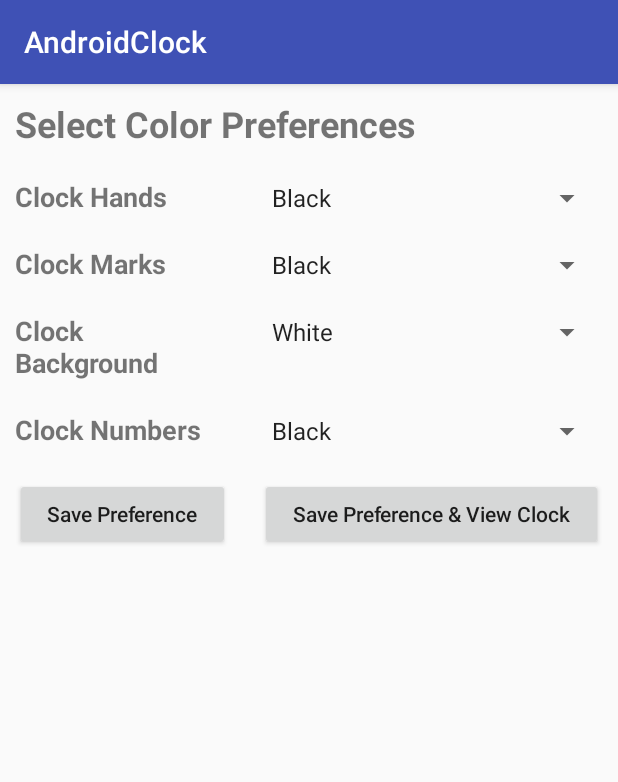
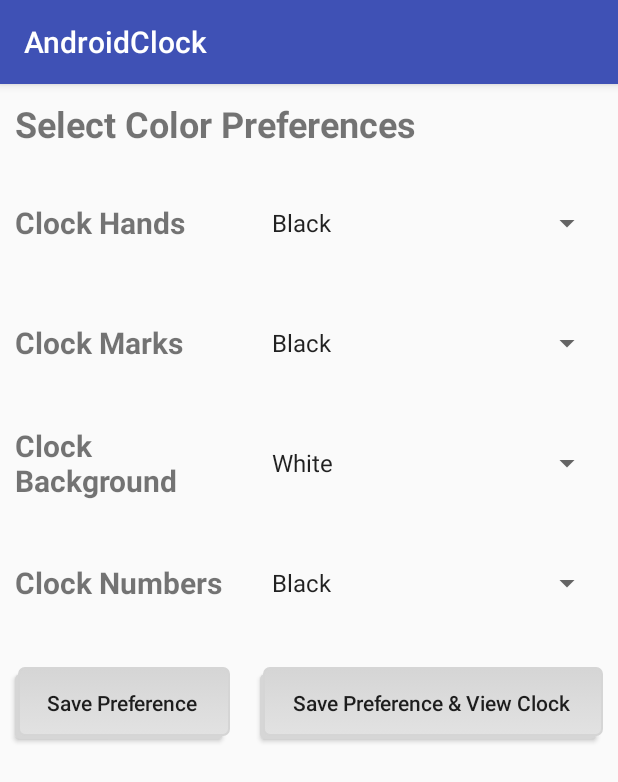
Before and after one commit to akhileshbhatia/BasicAndroid-AndroidClock, an Android app: the PreferencesActivity screen opened directly, with no data from a screen before it, on a phone screen of 412 x 824 dp. Shown: the top 782 px of the screen. Run offline under Robolectric (Android 15) with nearby library versions, the phone set to English and light mode, and no system bars.

```diff
--- a/app/build.gradle
+++ b/app/build.gradle
@@ -4,7 +4,7 @@ android {
     compileSdkVersion 27
     defaultConfig {
         applicationId "com.example.mukesh.androidclock"
-        minSdkVersion 19
+        minSdkVersion 21
         targetSdkVersion 27
         versionCode 1
         versionName "1.0"
--- a/app/src/main/AndroidManifest.xml
+++ b/app/src/main/AndroidManifest.xml
@@ -9,14 +9,14 @@
         android:roundIcon="@mipmap/ic_launcher_round"
         android:supportsRtl="true"
         android:theme="@style/AppTheme">
-        <activity android:name=".MainActivity">
+        <activity android:name=".ClockActivity">
             <intent-filter>
                 <action android:name="android.intent.action.MAIN" />
 
                 <category android:name="android.intent.category.LAUNCHER" />
             </intent-filter>
         </activity>
-        <activity android:name=".ClockActivity" />
+        <!--<activity android:name=".ClockActivity" />-->
         <activity android:name=".PreferencesActivity" />
         <activity android:name=".AlarmActivity" />
 
--- a/app/src/main/java/com/example/mukesh/androidclock/AlarmActivity.java
+++ b/app/src/main/java/com/example/mukesh/androidclock/AlarmActivity.java
@@ -60,7 +60,7 @@ public class AlarmActivity extends AppCompatActivity {
                 alarmManager.set(AlarmManager.RTC_WAKEUP,timePickerDateTime.getTimeInMillis(),pendingIntent);
 
                 Toast.makeText(getApplicationContext(),msg,Toast.LENGTH_LONG).show();
-                Intent intent = new Intent(getApplicationContext(),MainActivity.class);
+                Intent intent = new Intent(getApplicationContext(),ClockActivity.class);
                 startActivity(intent);
             }
         });
--- a/app/src/main/java/com/example/mukesh/androidclock/AlarmPlayerActivity.java
+++ b/app/src/main/java/com/example/mukesh/androidclock/AlarmPlayerActivity.java
@@ -25,7 +25,7 @@ public class AlarmPlayerActivity extends AppCompatActivity {
             @Override
             public void onClick(View view) {
                 player.stop();
-                Intent intent = new Intent(getApplicationContext(),MainActivity.class);
+                Intent intent = new Intent(getApplicationContext(),ClockActivity.class);
                 startActivity(intent);
             }
         });
--- a/app/src/main/java/com/example/mukesh/androidclock/MySurfaceView.java
+++ b/app/src/main/java/com/example/mukesh/androidclock/MySurfaceView.java
@@ -90,7 +90,7 @@ public class MySurfaceView extends SurfaceView implements Runnable {
         numbersPaint.setTextSize(50);
 
         width = getWidth()/2;
-        height = getHeight()/2;
+        height = getHeight()/3;
 
     }
 
--- /dev/null
+++ b/app/src/main/res/drawable/buttonstyle.xml
@@ -0,0 +1,23 @@
+<selector xmlns:android="http://schemas.android.com/apk/res/android">
+    <item>
+        <layer-list>
+            <item android:right="5dp" android:top="5dp">
+                <shape>
+                    <corners android:radius="3dp" />
+                    <solid android:color="#D6D6D6" />
+                </shape>
+            </item>
+            <item android:bottom="2dp" android:left="2dp">
+                <shape>
+                    <gradient android:angle="270"
+                        android:endColor="#E2E2E2" android:startColor="#d5d5d5" />
+                    <stroke android:width="1dp" android:color="#d5d5d5" />
+                    <corners android:radius="4dp" />
+                    <padding android:bottom="10dp" android:left="10dp"
+                        android:right="10dp" android:top="10dp" />
+                </shape>
+            </item>
+        </layer-list>
+    </item>
+
+</selector>
--- a/app/src/main/res/layout/activity_alarm.xml
+++ b/app/src/main/res/layout/activity_alarm.xml
@@ -32,5 +32,6 @@
         android:layout_gravity="center_horizontal"
         android:layout_margin="10dp"
         android:text="Save Alarm"
-        android:textSize="18sp" />
+        android:textSize="18sp"
+        android:background="@drawable/buttonstyle"/>
 </LinearLayout>
--- a/app/src/main/res/layout/activity_alarm_player.xml
+++ b/app/src/main/res/layout/activity_alarm_player.xml
@@ -27,5 +27,6 @@
         android:layout_margin="10dp"
         android:text="Stop Alarm"
         android:textAllCaps="false"
-        android:textSize="16sp" />
+        android:textSize="16sp"
+        android:background="@drawable/buttonstyle"/>
 </LinearLayout>
--- a/app/src/main/res/layout/activity_preferences.xml
+++ b/app/src/main/res/layout/activity_preferences.xml
@@ -19,7 +19,8 @@
 
     <LinearLayout
         android:layout_width="match_parent"
-        android:layout_height="wrap_content"
+        android:layout_height="80dp"
+        android:gravity="center_vertical"
         android:orientation="horizontal">
 
         <TextView
@@ -30,20 +31,21 @@
             android:layout_weight="1"
             android:text="Clock Hands"
             android:textAlignment="viewStart"
-            android:textSize="18sp"
+            android:textSize="20sp"
             android:textStyle="bold" />
 
         <Spinner
             android:id="@+id/spinnerHandsColor"
             android:layout_width="231dp"
-            android:layout_height="wrap_content"
+            android:layout_height="36dp"
             android:layout_margin="10dp"
             android:layout_weight="1" />
     </LinearLayout>
 
     <LinearLayout
         android:layout_width="match_parent"
-        android:layout_height="wrap_content"
+        android:layout_height="80dp"
+        android:gravity="center_vertical"
         android:orientation="horizontal">
 
         <TextView
@@ -54,20 +56,21 @@
             android:layout_weight="1"
             android:text="Clock Marks"
             android:textAlignment="viewStart"
-            android:textSize="18sp"
+            android:textSize="20sp"
             android:textStyle="bold" />
 
         <Spinner
             android:id="@+id/spinnerMarksColor"
             android:layout_width="231dp"
-            android:layout_height="wrap_content"
+            android:layout_height="36dp"
             android:layout_margin="10dp"
             android:layout_weight="1" />
     </LinearLayout>
 
     <LinearLayout
         android:layout_width="match_parent"
-        android:layout_height="wrap_content"
+        android:layout_height="80dp"
+        android:gravity="center_vertical"
         android:orientation="horizontal">
 
         <TextView
@@ -78,20 +81,21 @@
             android:layout_weight="1"
             android:text="Clock Background"
             android:textAlignment="viewStart"
-            android:textSize="18sp"
+            android:textSize="20sp"
             android:textStyle="bold" />
 
         <Spinner
             android:id="@+id/spinnerBackgroundColor"
             android:layout_width="231dp"
-            android:layout_height="wrap_content"
+            android:layout_height="36dp"
             android:layout_margin="10dp"
             android:layout_weight="1" />
     </LinearLayout>
 
     <LinearLayout
         android:layout_width="match_parent"
-        android:layout_height="wrap_content"
+        android:layout_height="80dp"
+        android:gravity="center_vertical"
         android:orientation="horizontal">
 
         <TextView
@@ -102,20 +106,21 @@
             android:layout_weight="1"
             android:text="Clock Numbers"
             android:textAlignment="viewStart"
-            android:textSize="18sp"
+            android:textSize="20sp"
             android:textStyle="bold" />
 
         <Spinner
             android:id="@+id/spinnerNumColor"
             android:layout_width="231dp"
-            android:layout_height="wrap_content"
+            android:layout_height="36dp"
             android:layout_margin="10dp"
             android:layout_weight="1" />
     </LinearLayout>
 
     <LinearLayout
         android:layout_width="match_parent"
-        android:layout_height="wrap_content"
+        android:layout_height="80dp"
+        android:gravity="center_vertical"
         android:orientation="horizontal">
 
         <Button
@@ -124,6 +129,7 @@
             android:layout_height="wrap_content"
             android:layout_margin="10dp"
             android:layout_weight="1"
+            android:background="@drawable/buttonstyle"
             android:text="Save Preference"
             android:textAllCaps="false" />
 
@@ -133,6 +139,7 @@
             android:layout_height="wrap_content"
             android:layout_margin="10dp"
             android:layout_weight="1"
+            android:background="@drawable/buttonstyle"
             android:text="Save Preference &amp; View Clock"
             android:textAllCaps="false" />
     </LinearLayout>
```
Also changed, not shown: app/src/main/java/com/example/mukesh/androidclock/ClockActivity.java (+74 -5 lines), app/src/main/java/com/example/mukesh/androidclock/MainActivity.java (deleted, +0 -51 lines), app/src/main/res/layout/activity_main.xml (deleted, +0 -37 lines).
